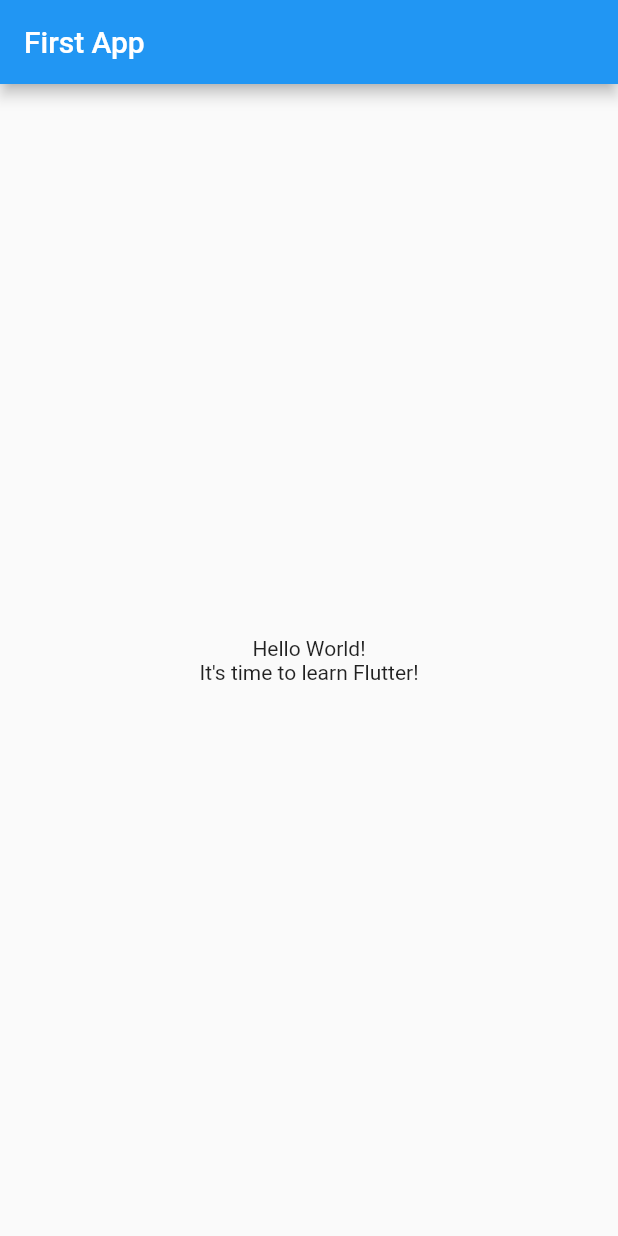
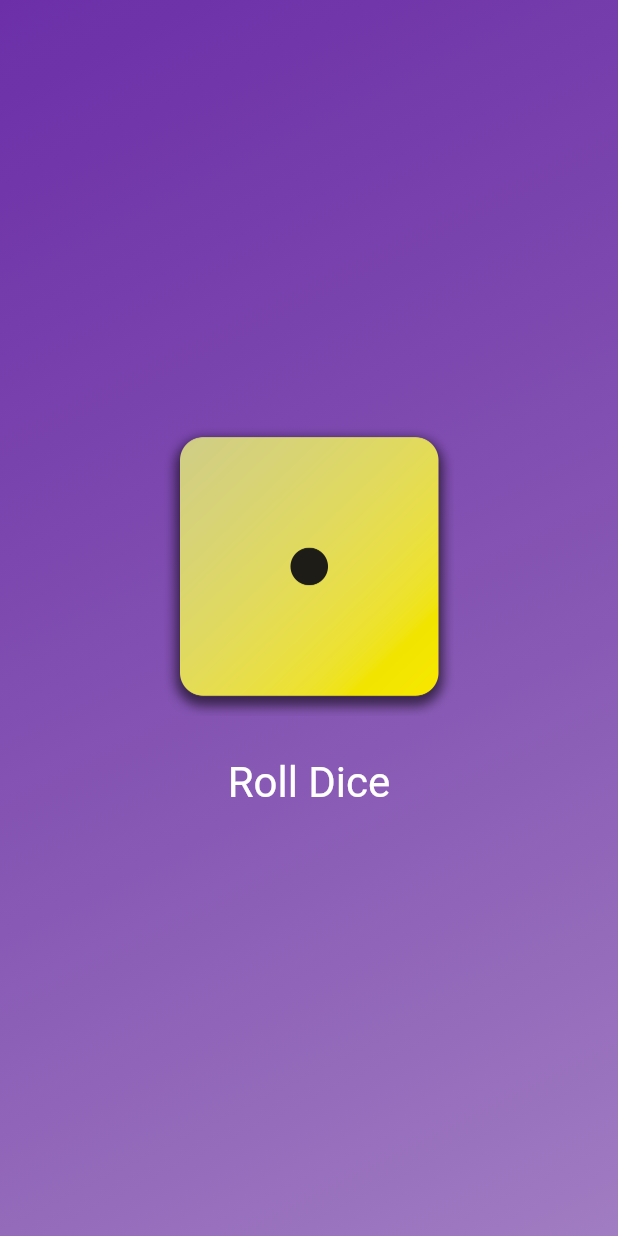
Before and after one commit to jagnesh/flutter-dice-app, a Flutter app: the screen it shows after launch, on a phone screen of 412 x 824 dp. Run offline on Flutter 3.47's test engine with Material 2 defaults, Android fonts, the phone set to English and light mode, and no system bars.

Commit message:
Roll a dice app complete

```diff
--- /dev/null
+++ b/lib/dice_roller.dart
@@ -0,0 +1,48 @@
+import 'package:flutter/material.dart';
+import 'dart:math';
+
+class DiceRoller extends StatefulWidget {
+  const DiceRoller({super.key});
+
+  @override
+  State<DiceRoller> createState() {
+    return _DiceRollerState();
+  }
+}
+
+class _DiceRollerState extends State<DiceRoller> {
+  var number = 1;
+  final random = Random();
+
+  void rollDice() {
+    setState(() {
+      number = random.nextInt(6) + 1;
+    });
+  }
+
+  @override
+  Widget build(context) {
+    return Column(
+      mainAxisSize: MainAxisSize.min,
+      children: [
+        Image.asset(
+          'assets/images/dice-$number.png',
+          height: 200,
+          width: 200,
+        ),
+        const SizedBox(
+          height: 20,
+        ),
+        TextButton(
+          onPressed: rollDice,
+          style: TextButton.styleFrom(
+              foregroundColor: Colors.white,
+              textStyle: const TextStyle(
+                fontSize: 28,
+              )),
+          child: const Text("Roll Dice"),
+        )
+      ],
+    );
+  }
+}
--- /dev/null
+++ b/lib/gradient_container.dart
@@ -0,0 +1,24 @@
+import 'package:flutter/material.dart';
+import 'package:roll_dice_app/dice_roller.dart';
+
+const startAlignment = Alignment.topLeft;
+const endAlignment = Alignment.bottomRight;
+
+class GradientContainer extends StatelessWidget {
+  const GradientContainer(this.colors, {super.key});
+  final List<Color> colors;
+
+  @override
+  Widget build(BuildContext context) {
+    return Container(
+      decoration: BoxDecoration(
+        gradient: LinearGradient(
+          colors: colors,
+          begin: startAlignment,
+          end: endAlignment,
+        ),
+      ),
+      child: const Center(child: DiceRoller()),
+    );
+  }
+}
--- a/lib/main.dart
+++ b/lib/main.dart
@@ -1,37 +1,12 @@
 import 'package:flutter/material.dart';
+import 'package:roll_dice_app/gradient_container.dart';
 
 void main() {
-  runApp(const MyApp());
+  runApp(const MaterialApp(
+    home: Scaffold(
+        body: GradientContainer([
+      Color.fromARGB(255, 108, 47, 168),
+      Color.fromARGB(133, 79, 10, 143),
+    ])),
+  ));
 }
-
-class MyApp extends StatelessWidget {
-  const MyApp({super.key});
-
-  @override
-  Widget build(BuildContext context) {
-    return MaterialApp(
-      title: 'Flutter Demo',
-      theme: ThemeData(
-        primarySwatch: Colors.blue,
-      ),
-      home: Scaffold(
-        appBar: AppBar(
-          title: const Text('First App'),
-        ),
-        body: const Center(
-          child: Column(
-            mainAxisAlignment: MainAxisAlignment.center,
-            children: [
-              Text(
-                'Hello World!',
-              ),
-              Text(
-                'It\'s time to learn Flutter!',
-              ),
-            ],
-          ),
-        ),
-      ),
-    );
-  }
-}
--- /dev/null
+++ b/lib/styled_text.dart
@@ -0,0 +1,16 @@
+import 'package:flutter/material.dart';
+
+class StyledText extends StatelessWidget {
+  const StyledText(this.text, {super.key});
+  final String text;
+  @override
+  Widget build(BuildContext context) {
+    return Text(
+      text,
+      style: const TextStyle(
+        color: Color.fromARGB(255, 251, 16, 44),
+        fontSize: 25,
+      ),
+    );
+  }
+}
```
Also changed, not shown: pubspec.yaml (+7 -3 lines), assets/images/dice-1.png (added), assets/images/dice-2.png (added), assets/images/dice-3.png (added), assets/images/dice-4.png (added), assets/images/dice-5.png (added), assets/images/dice-6.png (added), 1 other file.
